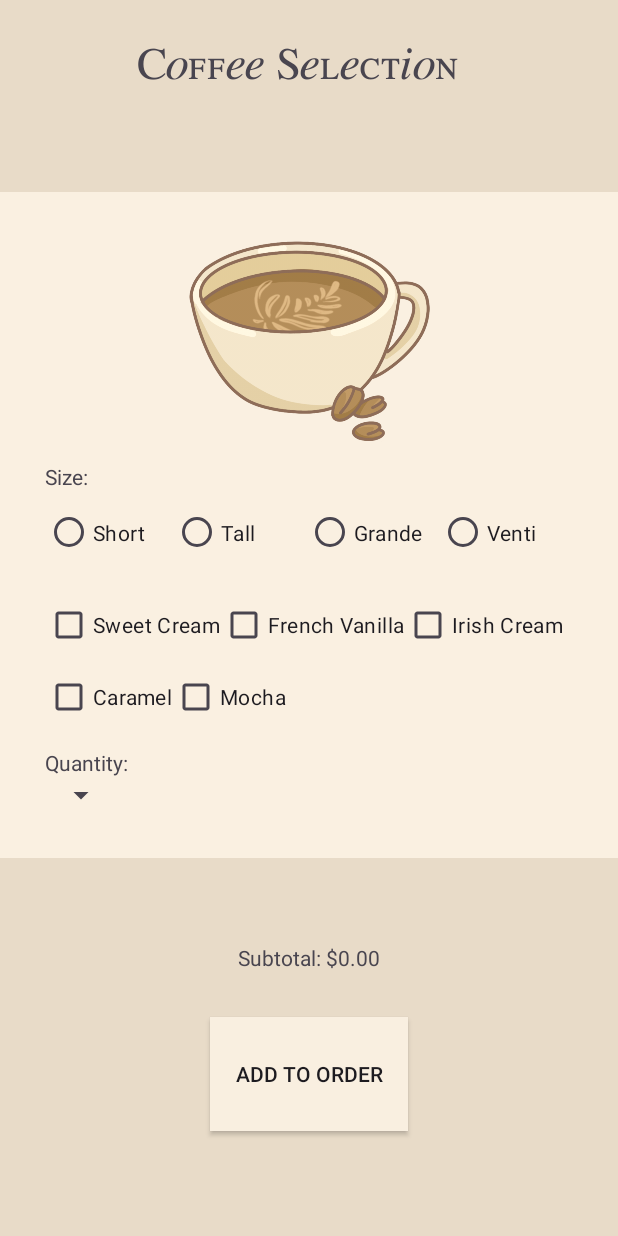
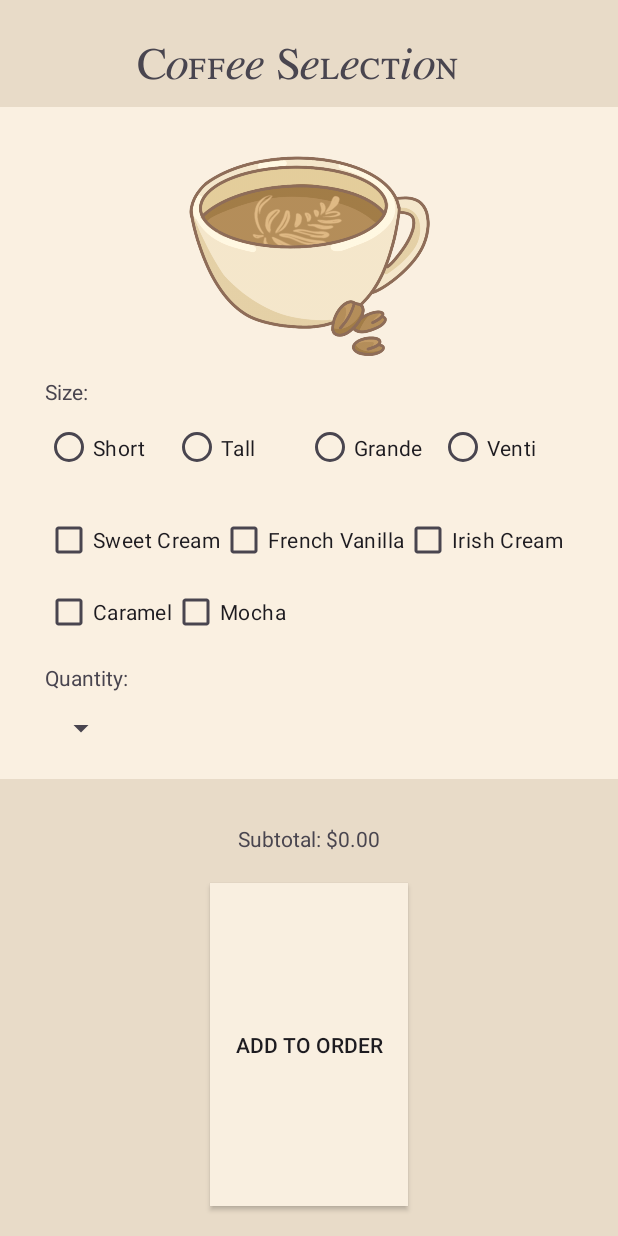
Before and after one commit to JustALoafOfBeans/RUCafeAndriod, an Android app: the layout coffee_select.xml on its own in the app's theme, with its tools: preview values and no code run, on a phone screen of 412 x 824 dp. Run offline under Robolectric (Android 15) with nearby library versions, the phone set to English and light mode, and no system bars.

Commit message:
can open coffee page, formatting on main and coffee

```diff
--- a/app/src/main/AndroidManifest.xml
+++ b/app/src/main/AndroidManifest.xml
@@ -13,6 +13,9 @@
         android:theme="@style/Theme.RUCafeAndriod"
         tools:targetApi="31">
         <activity
+            android:name=".CoffeeActivity"
+            android:exported="false" />
+        <activity
             android:name=".MainActivity"
             android:exported="true">
             <intent-filter>
--- a/app/src/main/res/layout/coffee_select.xml
+++ b/app/src/main/res/layout/coffee_select.xml
@@ -25,18 +25,16 @@
         android:id="@+id/linearLayout2"
         android:layout_width="match_parent"
         android:layout_height="wrap_content"
-        android:layout_marginTop="75dp"
-        android:layout_marginBottom="200dp"
+        android:layout_marginTop="10dp"
         android:background="#faf0e1"
         android:orientation="vertical"
         android:paddingLeft="30dp"
         android:paddingTop="10dp"
         android:paddingRight="30dp"
-        android:paddingBottom="30dp"
-        app:layout_constraintBottom_toBottomOf="parent"
+        android:paddingBottom="10dp"
         app:layout_constraintEnd_toEndOf="parent"
         app:layout_constraintStart_toStartOf="parent"
-        app:layout_constraintTop_toTopOf="parent">
+        app:layout_constraintTop_toBottomOf="@+id/textView4">
 
         <ImageView
             android:id="@+id/imageView"
@@ -59,13 +57,10 @@
                 android:text="@string/size" />
 
             <RadioGroup
+                android:id="@+id/coffee_radio_group"
                 android:layout_width="match_parent"
                 android:layout_height="wrap_content"
-                android:layout_weight="1">
-
-                <LinearLayout
-                    android:layout_width="match_parent"
-                    android:layout_height="match_parent"
+                android:layout_weight="1"
                 android:orientation="horizontal">
 
                 <RadioButton
@@ -96,8 +91,6 @@
                     android:layout_height="55dp"
                     android:layout_weight="1"
                     android:text="@string/venti_size" />
-                </LinearLayout>
-
             </RadioGroup>
 
         </LinearLayout>
@@ -188,7 +181,7 @@
             <Spinner
                 android:id="@+id/spinner2"
                 android:layout_width="wrap_content"
-                android:layout_height="wrap_content" />
+                android:layout_height="48dp" />
         </LinearLayout>
 
     </LinearLayout>
@@ -198,26 +191,28 @@
         android:layout_width="wrap_content"
         android:layout_height="wrap_content"
         android:layout_marginTop="30dp"
-        android:layout_marginBottom="150dp"
         android:text="@string/subtotal_default"
         app:layout_constraintBottom_toBottomOf="parent"
         app:layout_constraintEnd_toEndOf="parent"
         app:layout_constraintStart_toStartOf="parent"
-        app:layout_constraintTop_toBottomOf="@+id/linearLayout2" />
+        app:layout_constraintTop_toBottomOf="@+id/linearLayout2"
+        app:layout_constraintVertical_bias="0.0" />
 
     <androidx.appcompat.widget.AppCompatButton
         android:id="@+id/button5"
         android:layout_width="0dp"
         android:layout_height="0dp"
         android:layout_marginStart="140dp"
-        android:layout_marginTop="30dp"
+        android:layout_marginTop="20dp"
         android:layout_marginEnd="140dp"
-        android:layout_marginBottom="70dp"
+        android:layout_marginBottom="20dp"
         android:background="#F9EFE0"
         android:text="@string/add_button"
         app:layout_constraintBottom_toBottomOf="parent"
         app:layout_constraintEnd_toEndOf="parent"
+        app:layout_constraintHorizontal_bias="0.0"
         app:layout_constraintStart_toStartOf="parent"
-        app:layout_constraintTop_toBottomOf="@+id/textView6" />
+        app:layout_constraintTop_toBottomOf="@+id/textView6"
+        app:layout_constraintVertical_bias="1.0" />
 
 </androidx.constraintlayout.widget.ConstraintLayout>
```
Also changed, not shown: app/src/main/java/com/example/rucafeandriod/CoffeeActivity.java (added, +52 -0 lines), app/src/main/java/com/example/rucafeandriod/MainActivity.java (+18 -1 lines), app/src/main/res/layout/activity_main.xml (+1 -6 lines). Lines whose indentation alone changed are shown as unchanged.
